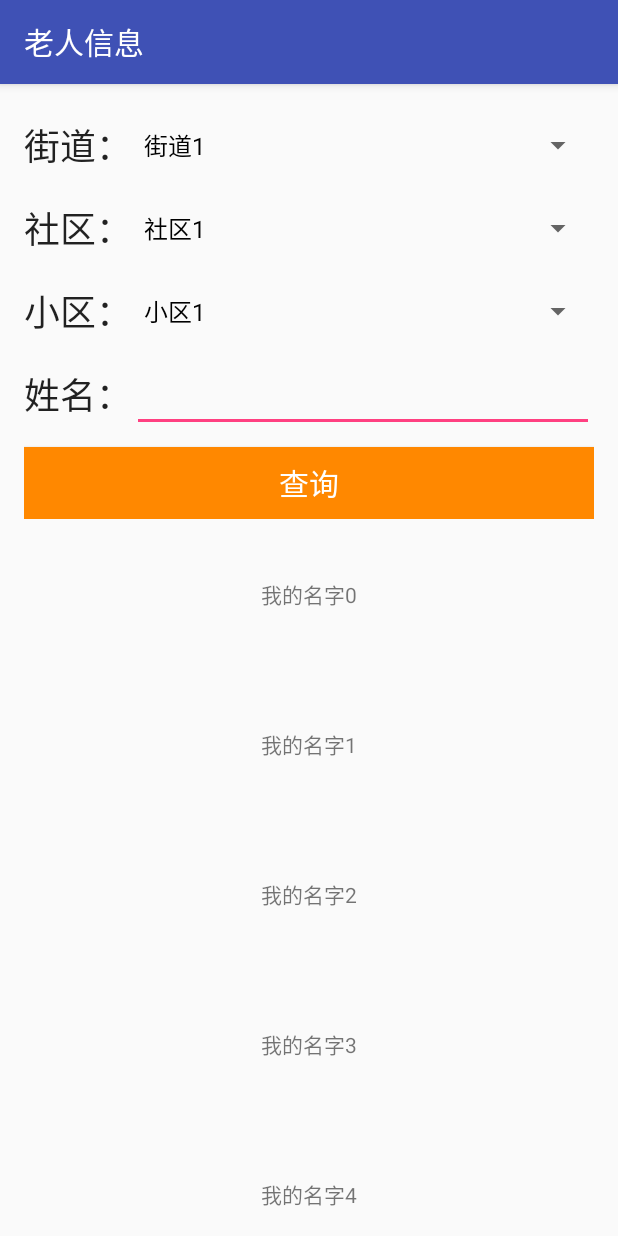
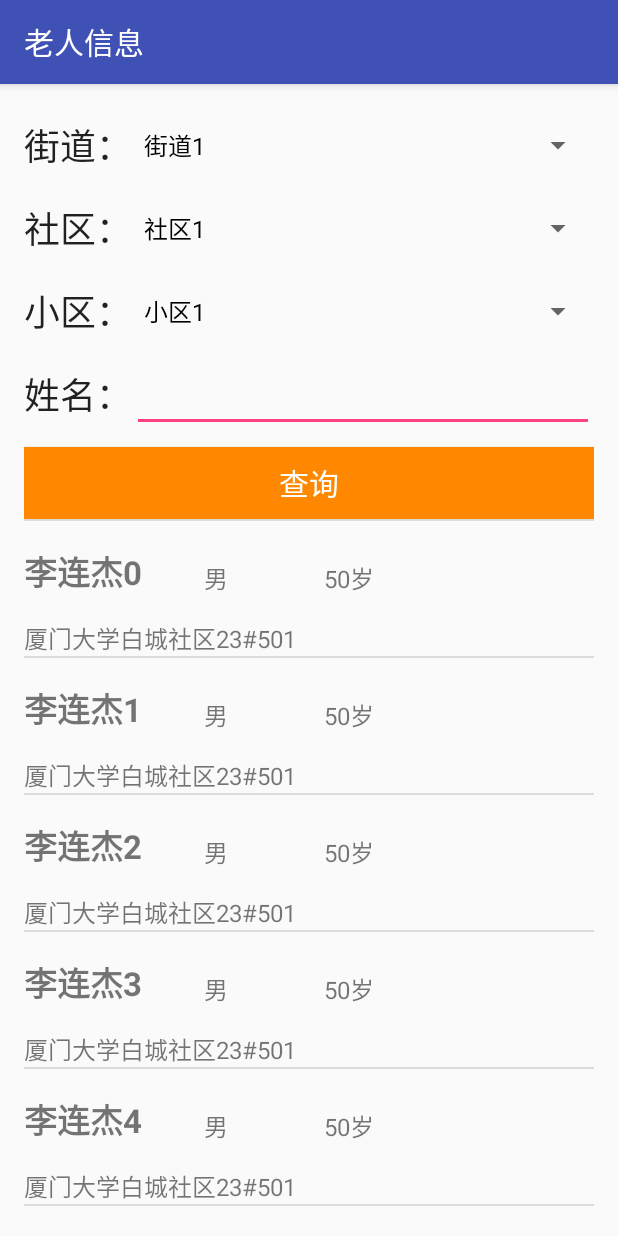
Before and after one commit to chj-endpoint/HCSS, an Android app: the User screen opened directly, with no data from a screen before it, after a tap on "查询", on a phone screen of 412 x 824 dp. Run offline under Robolectric (Android 15) with nearby library versions, the phone set to English and light mode, and no system bars.

Commit message:
点击事件

```diff
--- a/app/src/main/java/com/chx/hcss/AdapterHelper.java
+++ b/app/src/main/java/com/chx/hcss/AdapterHelper.java
@@ -27,6 +27,7 @@ public abstract class AdapterHelper<T> extends RecyclerView.Adapter<RViewHolder>
     private static final int REFUSH_VIEW = 2;
     private static final int LOADMORE_VIEW = 3;
     private static final int ITEM_VIEW = 4;
+    private OnItemClickListener mOnItemClickListener;
 
 
     public AdapterHelper(Context context, int layoutId) {
@@ -65,12 +66,36 @@ public abstract class AdapterHelper<T> extends RecyclerView.Adapter<RViewHolder>
     }
 
     @Override
-    public void onBindViewHolder(RViewHolder holder, int position) {
+    public void onBindViewHolder(RViewHolder holder, final int position) {
         // 绑定数据
         bindView(holder, mData.get(position));
+        if( mOnItemClickListener!= null && position > 0){
+            holder.itemView.setOnClickListener( new View.OnClickListener() {
+                @Override
+                public void onClick(View v) {
+                    mOnItemClickListener.onItemClick(position);
+                }
+            });
+            holder.itemView.setOnLongClickListener( new View.OnLongClickListener() {
+                @Override
+                public boolean onLongClick(View v) {
+                    mOnItemClickListener.onItemLongClick(position);
+                    return false;
+                }
+            });
+        }
     }
 
     public abstract void bindView(RViewHolder holder, T data);
+
+    public interface OnItemClickListener{
+        void onItemClick(int position);
+        void onItemLongClick(int position);
+    }
+    public void setOnItemClickListener(OnItemClickListener onItemClickListener ){
+        mOnItemClickListener = onItemClickListener;
+    }
+
 
     @Override
     public int getItemCount() {
@@ -86,4 +111,8 @@ public abstract class AdapterHelper<T> extends RecyclerView.Adapter<RViewHolder>
         mData.addAll(data);
         notifyDataSetChanged();
     }
+
+    public T getData(int position){
+        return mData.get(position);
+    }
 }
--- /dev/null
+++ b/app/src/main/java/com/chx/hcss/ElderInfo.java
@@ -0,0 +1,53 @@
+package com.chx.hcss;
+
+/**
+ * Created by Admin on 2018/3/19.
+ */
+
+public class ElderInfo {
+    private String name;                //姓名
+    private int age;                   //年龄
+    private String gender;             //性别
+    private String address;            //住址
+    private String extInfo;            //其他信息
+
+    public int getAge() {
+        return age;
+    }
+
+    public void setAge(int age) {
+        this.age = age;
+    }
+
+    public String getName() {
+        return name;
+    }
+
+    public void setName(String name) {
+        this.name = name;
+    }
+
+    public String getGender() {
+        return gender;
+    }
+
+    public void setGender(String gender) {
+        this.gender = gender;
+    }
+
+    public String getAddress() {
+        return address;
+    }
+
+    public void setAddress(String address) {
+        this.address = address;
+    }
+
+    public String getExtInfo() {
+        return extInfo;
+    }
+
+    public void setExtInfo(String extInfo) {
+        this.extInfo = extInfo;
+    }
+}
--- a/app/src/main/java/com/chx/hcss/TestActivity.java
+++ b/app/src/main/java/com/chx/hcss/TestActivity.java
@@ -4,6 +4,7 @@ import android.os.Bundle;
 import android.support.design.widget.FloatingActionButton;
 import android.support.design.widget.Snackbar;
 import android.support.v7.app.AppCompatActivity;
+import android.support.v7.widget.DividerItemDecoration;
 import android.support.v7.widget.LinearLayoutManager;
 import android.support.v7.widget.RecyclerView;
 import android.support.v7.widget.Toolbar;
@@ -28,11 +29,10 @@ public class TestActivity extends AppCompatActivity {
         initData();
 
         mRecyclerView = (RecyclerView) findViewById(R.id.id_recyclerview);
-//设置布局管理器
+        //设置布局管理器
         mRecyclerView.setLayoutManager(new LinearLayoutManager(this));
-//设置adapter
+        //设置adapter
         mRecyclerView.setAdapter(mAdapter = new HomeAdapter());
-
     }
 
     protected void initData() {
@@ -69,7 +69,7 @@ public class TestActivity extends AppCompatActivity {
 
             public MyViewHolder(View view) {
                 super(view);
-                tv = (TextView) view.findViewById(R.id.list_elder);
+                tv = (TextView) view.findViewById(R.id.item_name);
             }
         }
     }
--- a/app/src/main/java/com/chx/hcss/User.java
+++ b/app/src/main/java/com/chx/hcss/User.java
@@ -1,9 +1,11 @@
 package com.chx.hcss;
 
+import android.content.Context;
 import android.content.Intent;
 import android.support.v4.widget.NestedScrollView;
 import android.support.v7.app.AppCompatActivity;
 import android.os.Bundle;
+import android.support.v7.widget.DividerItemDecoration;
 import android.support.v7.widget.LinearLayoutManager;
 import android.support.v7.widget.RecyclerView;
 import android.view.LayoutInflater;
@@ -36,6 +38,95 @@ public class User extends AppCompatActivity {
         initAdapter();
         initView();
     }
+
+    //初始化RecyclerView
+    private void initView() {
+        mListRecyclerView = (RecyclerView) findViewById(R.id.list_view);
+        // 设置布局管理器
+        mListRecyclerView.setLayoutManager(mLayoutManager);
+        //添加Android自带的分割线
+        mListRecyclerView.addItemDecoration(new DividerItemDecoration(this,DividerItemDecoration.VERTICAL));
+        // 设置adapter
+        mListRecyclerView.setAdapter(mRecyclerAdapter);
+    }
+
+    private void initAdapter() {
+        mLayoutManager = new LinearLayoutManager(this, LinearLayoutManager.VERTICAL, false);
+        mRecyclerAdapter = new AdapterHelper<ElderInfo>(this, R.layout.list_item){
+
+            @Override
+            public void bindView(RViewHolder holder, ElderInfo data) {
+                int viewType = holder.getItemViewType();
+                switch (viewType) {
+                    case QUERY_VIEW:
+                        initQueryView(holder, mContext);
+                        break;
+                    case ITEM_VIEW:
+                        bindItemView(holder, data);
+                        break;
+                    default:
+                        break;
+                }
+            }
+        };
+
+        mRecyclerAdapter.setOnItemClickListener(new AdapterHelper.OnItemClickListener() {
+            @Override
+            public void onItemClick(int position) {
+                ElderInfo clickData = (ElderInfo)mRecyclerAdapter.getData(position);
+            }
+            @Override
+            public void onItemLongClick(int position) {
+
+            }
+        });
+
+        ArrayList<ElderInfo> itemList = new ArrayList<ElderInfo>();
+        ElderInfo item = new ElderInfo();
+        item.setName("Query View");
+        itemList.add(item);
+        mRecyclerAdapter.setData(itemList);
+    }
+
+    private void clearScrollListener() {
+        mListRecyclerView.clearOnScrollListeners();
+        // 设置上滑加载更多监控
+        mListRecyclerView.addOnScrollListener(new RUpScrollListener(mLayoutManager) {
+
+            @Override
+            public void onLoadMore(int nextPageIndex) {
+                ArrayList<ElderInfo> itemList = queryData(nextPageIndex);
+                if (itemList.isEmpty()) {
+                    setIsLoadComplete(true);
+                } else {
+                    mRecyclerAdapter.addData(itemList);
+                }
+            }
+        });
+    }
+
+    private void initQueryView(RViewHolder holder, Context context){
+        if (mSpinnerStreet == null) {
+            String[] streets = {"街道1", "街道2", "街道3", "街道4"};
+            ArrayAdapter streetAdapter = new ArrayAdapter(context, R.layout.support_simple_spinner_dropdown_item, streets);
+            mSpinnerStreet = holder.getView(R.id.spiStreet);
+            mSpinnerStreet.setAdapter(streetAdapter);
+
+            String[] communities = {"社区1", "社区2", "社区3", "社区4"};
+            ArrayAdapter communitiyAdapter = new ArrayAdapter(context, R.layout.support_simple_spinner_dropdown_item, communities);
+            mSpinnerCommunity  = holder.getView(R.id.spiCommunity);
+            mSpinnerCommunity.setAdapter(communitiyAdapter);
+
+            String[] villages = {"小区1", "小区2", "小区3", "小区4"};
+            ArrayAdapter villageAdapter = new ArrayAdapter(context, R.layout.support_simple_spinner_dropdown_item, villages);
+            mSpinnerVillage = holder.getView(R.id.spiVillage);
+            mSpinnerVillage.setAdapter(villageAdapter);
+
+            mTVName = holder.getView(R.id.editName);
+        }
+    }
+
+    //查询按钮点击事件
     public void queryClick(View view) {
         clearScrollListener();
         String street = mSpinnerStreet.getSelectedItem().toString();
@@ -45,119 +136,33 @@ public class User extends AppCompatActivity {
         //查询按钮按下
         mRecyclerAdapter.setData(queryData(0));
     }
-
-    public void spinnerClick(View view) {
-        if (mSpinnerStreet == null) {
-            mSpinnerStreet = (Spinner)findViewById(R.id.spiStreet);
-            mSpinnerCommunity = (Spinner)findViewById(R.id.spiCommunity);
-            mSpinnerVillage = (Spinner)findViewById(R.id.spiVillage);
-        }
-        int viewId = view.getId();
-
-        switch (viewId) {
-            case R.id.spiStreet:
-                String[] streets = {"街道1", "街道2", "街道3", "街道4"};
-                ArrayAdapter streetAdapter = new ArrayAdapter(this, R.layout.support_simple_spinner_dropdown_item, streets);
-                mSpinnerStreet.setAdapter(streetAdapter);
-                String[] communities = {"社区1", "社区2", "社区3", "社区4"};
-                ArrayAdapter communitiyAdapter = new ArrayAdapter(this, R.layout.support_simple_spinner_dropdown_item, communities);
-                mSpinnerStreet.setAdapter(communitiyAdapter);
-
-                break;
-            case R.id.spiCommunity:
-                String[] villages = {"小区1", "小区2", "小区3", "小区4"};
-                ArrayAdapter villageAdapter = new ArrayAdapter(this, R.layout.support_simple_spinner_dropdown_item, villages);
-                mSpinnerStreet.setAdapter(villageAdapter);
-                break;
-            case R.id.spiVillage:
-
-                break;
-                default:
-                    break;
-        }
-    }
-
-    private void initAdapter() {
-        mLayoutManager = new LinearLayoutManager(this, LinearLayoutManager.VERTICAL, false);
-        mRecyclerAdapter = new AdapterHelper<UserData>(this, R.layout.list_item){
-
-            @Override
-            public void bindView(RViewHolder holder, UserData data) {
-                int viewType = holder.getItemViewType();
-                switch (viewType) {
-                    case QUERY_VIEW:
-                        if (mSpinnerStreet == null) {
-                            String[] streets = {"街道1", "街道2", "街道3", "街道4"};
-                            ArrayAdapter streetAdapter = new ArrayAdapter(mContext, R.layout.support_simple_spinner_dropdown_item, streets);
-                            mSpinnerStreet = holder.getView(R.id.spiStreet);
-                            mSpinnerStreet.setAdapter(streetAdapter);
-
-                            String[] communities = {"社区1", "社区2", "社区3", "社区4"};
-                            ArrayAdapter communitiyAdapter = new ArrayAdapter(mContext, R.layout.support_simple_spinner_dropdown_item, communities);
-                            mSpinnerCommunity  = holder.getView(R.id.spiCommunity);
-                            mSpinnerCommunity.setAdapter(communitiyAdapter);
-
-                            String[] villages = {"小区1", "小区2", "小区3", "小区4"};
-                            ArrayAdapter villageAdapter = new ArrayAdapter(mContext, R.layout.support_simple_spinner_dropdown_item, villages);
-                            mSpinnerVillage = holder.getView(R.id.spiVillage);
-                            mSpinnerVillage.setAdapter(villageAdapter);
-
-                            mTVName = holder.getView(R.id.editName);
-                        }
-                        break;
-                    case ITEM_VIEW:
-                        holder.setTextView(R.id.list_elder, data.getUserName());
-                        break;
-                    default:
-                        break;
-                }
-            }
-        };
-        ArrayList<UserData> itemList = new ArrayList<UserData>();
-        UserData item = new UserData("查询项", "abc");
-        itemList.add(item);
-        mRecyclerAdapter.setData(itemList);
-    }
-
-    private void initView() {
-        mListRecyclerView = (RecyclerView) findViewById(R.id.list_view);
-        // 设置布局管理器
-        mListRecyclerView.setLayoutManager(mLayoutManager);
-        // 设置adapter
-        mListRecyclerView.setAdapter(mRecyclerAdapter);
-    }
-
-    private ArrayList<UserData> queryData(int pageIndex){
-        ArrayList<UserData> itemList = new ArrayList<UserData>();
+    //查询数据
+    private ArrayList<ElderInfo> queryData(int pageIndex){
+        ArrayList<ElderInfo> itemList = new ArrayList<ElderInfo>();
         if (pageIndex > 3) {
             return itemList;
         }
         if (pageIndex == 0) {
-            UserData item = new UserData("查询项", "abc");
+            ElderInfo item = new ElderInfo();
+            item.setName("Query View");
             itemList.add(item);
         }
         for (int i = 0; i < 20; i++) {
-            UserData item = new UserData("我的名字" + (20 * pageIndex + i), "abc");
+            ElderInfo item = new ElderInfo();
+            item.setName("李连杰" + i);
+            item.setGender("男");
+            item.setAge(50);
+            item.setAddress("厦门大学白城社区23#501");
             itemList.add(item);
         }
         return itemList;
     }
 
-    private void clearScrollListener() {
-        mListRecyclerView.clearOnScrollListeners();
-        // 设置上滑加载更多监控
-        mListRecyclerView.addOnScrollListener(new RUpScrollListener(mLayoutManager) {
-
-            @Override
-            public void onLoadMore(int nextPageIndex) {
-                ArrayList<UserData> itemList = queryData(nextPageIndex);
-                if (itemList.isEmpty()) {
-                    setIsLoadComplete(true);
-                } else {
-                    mRecyclerAdapter.addData(itemList);
-                }
-            }
-        });
+    private void bindItemView(RViewHolder holder, ElderInfo data){
+        holder.setTextView(R.id.item_name, data.getName());
+        holder.setTextView(R.id.item_gender, data.getGender());
+        holder.setTextView(R.id.item_age, data.getAge() > 0 ? (data.getAge() + "岁") : "未知");
+        holder.setTextView(R.id.item_address, data.getAddress());
     }
 
 }
--- a/app/src/main/res/layout/list_item.xml
+++ b/app/src/main/res/layout/list_item.xml
@@ -1,13 +1,47 @@
 <?xml version="1.0" encoding="utf-8"?>
-<LinearLayout xmlns:android="http://schemas.android.com/apk/res/android"
+<RelativeLayout xmlns:android="http://schemas.android.com/apk/res/android"
+    xmlns:tools="http://schemas.android.com/tools"
     android:layout_width="match_parent"
     android:layout_height="wrap_content"
     android:id="@+id/item_layout"
     android:orientation="vertical">
+
     <TextView
-        android:id="@+id/list_elder"
+        android:id="@+id/item_name"
+        android:layout_width="120dp"
+        android:layout_height="wrap_content"
+        android:height="50dp"
+        android:gravity="bottom"
+        android:textSize="22sp"
+        android:textStyle="bold"
+        tools:text="姓名型" />
+
+    <TextView
+        android:id="@+id/item_gender"
+        android:layout_width="80dp"
+        android:layout_height="wrap_content"
+        android:layout_toRightOf="@id/item_name"
+        android:height="50dp"
+        android:gravity="bottom"
+        android:textSize="16sp"
+        tools:text="男" />
+
+    <TextView
+        android:id="@+id/item_age"
+        android:layout_width="100dp"
+        android:layout_height="wrap_content"
+        android:layout_toRightOf="@id/item_gender"
+        android:height="50dp"
+        android:gravity="bottom"
+        android:textSize="16sp"
+        tools:text="60岁" />
+    <TextView
+        android:id="@+id/item_address"
         android:layout_width="match_parent"
         android:layout_height="wrap_content"
-        android:gravity="center"
-        android:height="100dp"/>
-</LinearLayout>
+        android:layout_below="@id/item_name"
+        android:height="40dp"
+        android:gravity="bottom"
+        android:textSize="16sp"
+        tools:text="厦门大学白城社区23#501" />
+</RelativeLayout>
```
